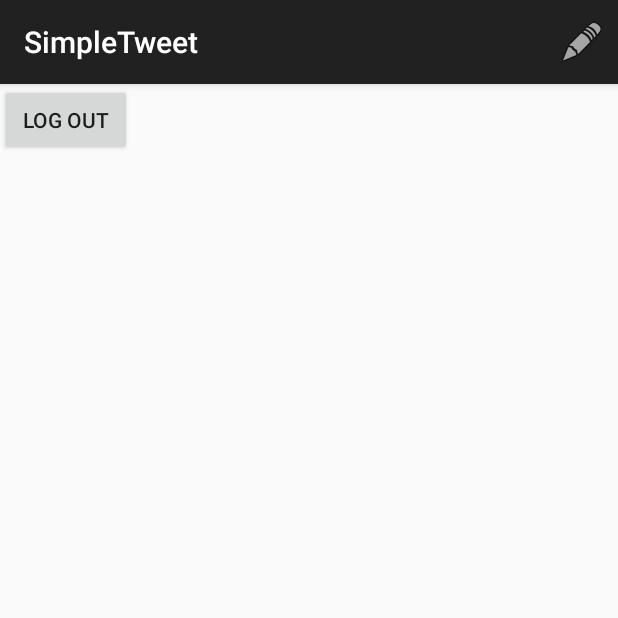
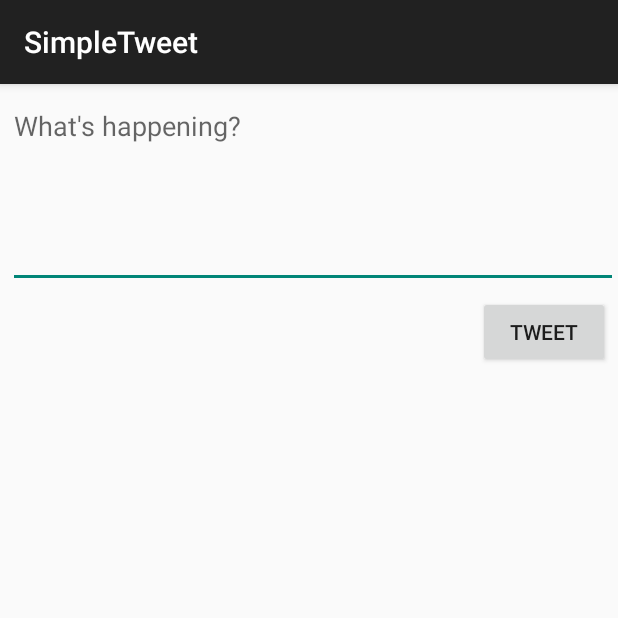
Before and after one commit to michelejoseph1/tweet-simple, an Android app: the TimelineActivity screen opened directly, with no data from a screen before it, after a tap on "Compose", on a phone screen of 412 x 824 dp, the top half of it. Run offline under Robolectric (Android 15) with nearby library versions, the phone set to English and light mode, and no system bars; our stand-ins replace Room's generated code; libraries missing offline, so code that uses them is left out: com.codepath.asynchttpclient, com.facebook.stetho; pictures from the network do not load; 2 statements that could not run were skipped.

Commit message:
create compose activity

```diff
--- a/Twitter/app/src/main/AndroidManifest.xml
+++ b/Twitter/app/src/main/AndroidManifest.xml
@@ -3,7 +3,6 @@
     package="com.codepath.apps.restclienttemplate"
     android:versionCode="1"
     android:versionName="1.0">
-
 
     <uses-permission android:name="android.permission.INTERNET" />
     <uses-permission android:name="android.permission.WRITE_EXTERNAL_STORAGE" />
@@ -13,8 +12,11 @@
         android:allowBackup="true"
         android:icon="@drawable/ic_launcher"
         android:label="@string/app_name"
-        android:usesCleartextTraffic="true"
-        android:theme="@style/AppTheme">
+        android:theme="@style/AppTheme"
+        android:usesCleartextTraffic="true">
+        <activity
+            android:name=".ComposeActivity"
+            android:exported="false" />
         <activity
             android:name=".LoginActivity"
             android:label="@string/app_name"
@@ -35,13 +37,10 @@
                     android:scheme="@string/intent_scheme" />
             </intent-filter>
         </activity>
-
         <activity
             android:name=".TimelineActivity"
             android:label="@string/app_name"
-            android:theme="@style/AppTheme">
-        </activity>
-
+            android:theme="@style/AppTheme"></activity>
     </application>
 
 </manifest>
--- /dev/null
+++ b/Twitter/app/src/main/java/com/codepath/apps/restclienttemplate/ComposeActivity.java
@@ -0,0 +1,45 @@
+package com.codepath.apps.restclienttemplate;
+
+import androidx.appcompat.app.AppCompatActivity;
+
+import android.os.Bundle;
+import android.view.View;
+import android.widget.Button;
+import android.widget.EditText;
+import android.widget.Toast;
+
+public class ComposeActivity extends AppCompatActivity {
+
+    public static final int MAX_TWEET_LENGTH = 140;
+
+    EditText etCompose;
+            Button btnTweet;
+
+
+    @Override
+    protected void onCreate(Bundle savedInstanceState) {
+        super.onCreate(savedInstanceState);
+        setContentView(R.layout.activity_compose);
+
+        etCompose = findViewById(R.id.etCompose);
+        btnTweet = findViewById(R.id.btnTweet);
+
+        //set click listener
+        btnTweet.setOnClickListener(new View.OnClickListener() {
+            @Override
+            public void onClick(View view) {
+                String tweetContent = etCompose.getText().toString();
+                if(tweetContent.isEmpty()) {
+                    Toast.makeText(ComposeActivity.this, "Sorry, your tweet cannot be empty", Toast.LENGTH_LONG).show();
+                    return;
+                }
+                if(tweetContent.length() > MAX_TWEET_LENGTH) {
+                    Toast.makeText(ComposeActivity.this, "Sorry, your tweet is too long", Toast.LENGTH_LONG).show();
+                    return;
+                }
+                Toast.makeText(ComposeActivity.this, tweetContent, Toast.LENGTH_LONG).show();
+            }
+        });
+
+    }
+}
--- a/Twitter/app/src/main/java/com/codepath/apps/restclienttemplate/TimelineActivity.java
+++ b/Twitter/app/src/main/java/com/codepath/apps/restclienttemplate/TimelineActivity.java
@@ -13,6 +13,7 @@ import android.view.Menu;
 import android.view.MenuItem;
 import android.view.View;
 import android.widget.Button;
+import android.widget.Toast;
 
 import com.codepath.apps.restclienttemplate.models.Tweet;
 import com.codepath.asynchttpclient.callback.JsonHttpResponseHandler;
@@ -71,7 +72,9 @@ public class TimelineActivity extends AppCompatActivity {
     @Override
     public boolean onOptionsItemSelected(@NonNull MenuItem item) {
         if (item.getItemId() == R.id.compose) {
-return true;
+            Intent intent = new Intent(this, ComposeActivity.class);
+                    startActivity(intent);
+            return true;
         }
 
         return super.onOptionsItemSelected(item);
@@ -109,4 +112,3 @@ return true;
             startActivity(i);
         }
     }
-//practicing pull request
--- /dev/null
+++ b/Twitter/app/src/main/res/layout/activity_compose.xml
@@ -0,0 +1,32 @@
+<?xml version="1.0" encoding="utf-8"?>
+<androidx.constraintlayout.widget.ConstraintLayout xmlns:android="http://schemas.android.com/apk/res/android"
+    xmlns:app="http://schemas.android.com/apk/res-auto"
+    xmlns:tools="http://schemas.android.com/tools"
+    android:layout_width="match_parent"
+    android:layout_height="match_parent"
+    tools:context=".ComposeActivity">
+
+    <EditText
+        android:id="@+id/etCompose"
+        android:layout_width="match_parent"
+        android:layout_height="wrap_content"
+        android:layout_marginStart="5dp"
+        android:layout_marginTop="5dp"
+        android:ems="10"
+        android:gravity="start|top"
+        android:hint="@string/what_s_happening"
+        android:inputType="textMultiLine"
+        android:minLines="5"
+        app:layout_constraintStart_toStartOf="parent"
+        app:layout_constraintTop_toTopOf="parent" />
+
+    <Button
+        android:id="@+id/btnTweet"
+        android:layout_width="wrap_content"
+        android:layout_height="wrap_content"
+        android:layout_marginTop="5dp"
+        android:layout_marginEnd="5dp"
+        android:text="@string/tweet"
+        app:layout_constraintEnd_toEndOf="parent"
+        app:layout_constraintTop_toBottomOf="@+id/etCompose" />
+</androidx.constraintlayout.widget.ConstraintLayout>
--- a/Twitter/app/src/main/res/values/strings.xml
+++ b/Twitter/app/src/main/res/values/strings.xml
@@ -5,5 +5,7 @@
     <string name="login_label">Log in</string>
     <string name="intent_scheme">oauth</string>
     <string name="intent_host">cprest</string>
+    <string name="tweet">Tweet</string>
+    <string name="what_s_happening">What\'s happening?</string>
 
 </resources>
```
